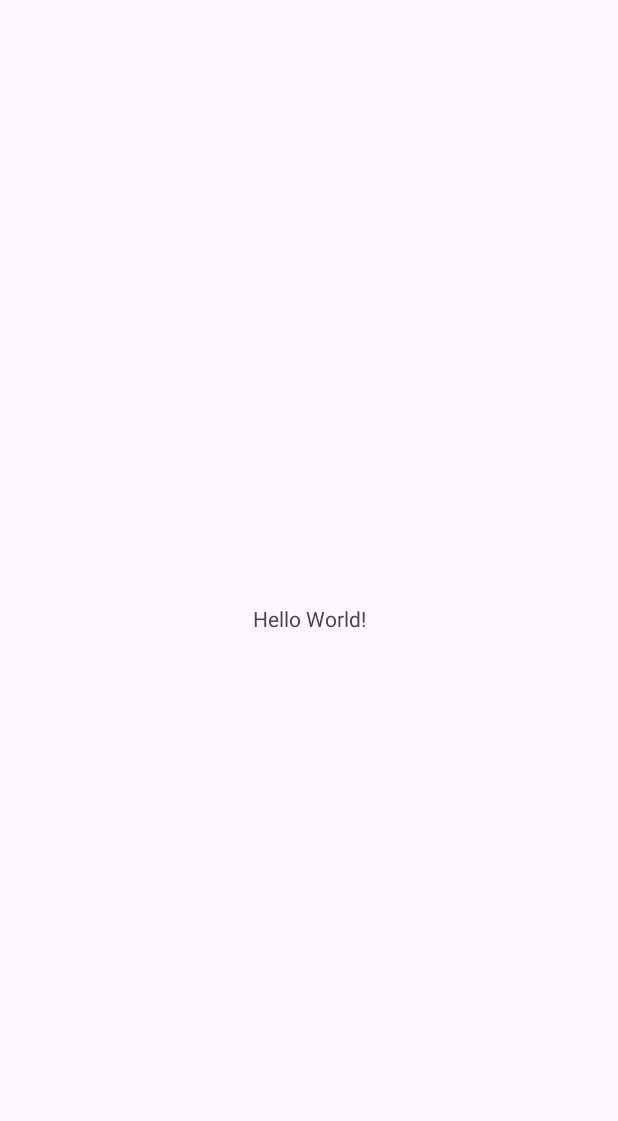
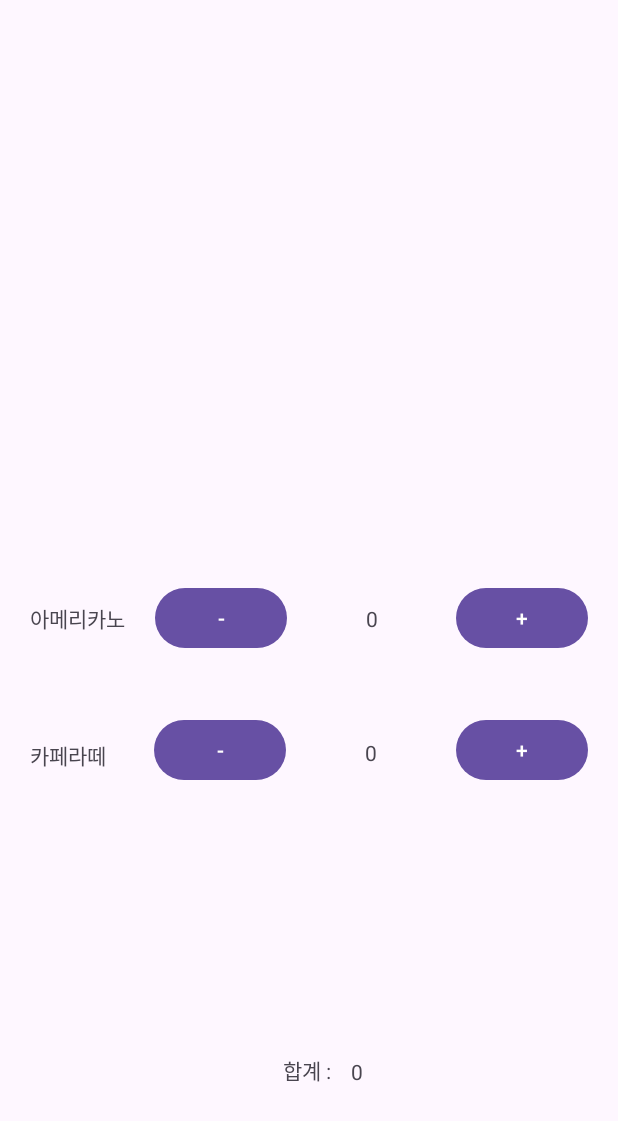
Before and after one commit to heojuseon/mvp, an Android app: the screen it shows after launch (MainActivity), on a phone screen of 412 x 824 dp. Before the commit the part shown is almost empty. Shown: the top 1121 px of the screen. Run offline under Robolectric (Android 15) with nearby library versions, the phone set to English and light mode, and no system bars.

Commit message:
MVP_Pattern

```diff
--- a/app/src/main/AndroidManifest.xml
+++ b/app/src/main/AndroidManifest.xml
@@ -13,7 +13,7 @@
         android:theme="@style/Theme.MVP_Pattern"
         tools:targetApi="31">
         <activity
-            android:name=".MainActivity"
+            android:name=".view.MainActivity"
             android:exported="true">
             <intent-filter>
                 <action android:name="android.intent.action.MAIN" />
--- a/app/src/main/java/com/example/mvp_pattern/MainActivity.java
+++ /dev/null
@@ -1,14 +0,0 @@
-package com.example.mvp_pattern;
-
-import androidx.appcompat.app.AppCompatActivity;
-
-import android.os.Bundle;
-
-public class MainActivity extends AppCompatActivity {
-
-    @Override
-    protected void onCreate(Bundle savedInstanceState) {
-        super.onCreate(savedInstanceState);
-        setContentView(R.layout.activity_main);
-    }
-}
--- /dev/null
+++ b/app/src/main/java/com/example/mvp_pattern/model/Americano.java
@@ -0,0 +1,10 @@
+package com.example.mvp_pattern.model;
+
+public class Americano extends Beverage{
+    public static final int PRICE = 1500;
+
+    public Americano() {   //Americano 생성자
+        super(PRICE);    //자신이 상속받은 부모의 생성자 호출 -> Beverage
+    }
+
+}
--- /dev/null
+++ b/app/src/main/java/com/example/mvp_pattern/model/Beverage.java
@@ -0,0 +1,45 @@
+package com.example.mvp_pattern.model;
+
+public class Beverage {
+    int price;
+    int quantity;
+
+    public Beverage(int price) {
+        this.price = price;
+        this.quantity = 0;
+    }
+
+    public int getPrice() {
+        return price;
+    }
+
+    public void setPrice(int price) {
+        this.price = price;
+    }
+
+    public int getQuantity() {
+        return quantity;
+    }
+
+    public void setQuantity(int quantity) {
+        this.quantity = quantity;
+    }
+
+
+    public void down() {
+        --quantity;
+        if (quantity < 0) {
+            quantity = 0;
+        }
+    }
+
+
+    public void up() {
+        ++quantity;
+    }
+
+
+    public int calculateTotalPrice() {
+        return price * quantity;
+    }
+}
--- /dev/null
+++ b/app/src/main/java/com/example/mvp_pattern/model/CafeLatte.java
@@ -0,0 +1,8 @@
+package com.example.mvp_pattern.model;
+
+public class CafeLatte extends Beverage{
+    public static final int PRICE = 2500;
+    public CafeLatte() {
+        super(PRICE);
+    }
+}
--- /dev/null
+++ b/app/src/main/java/com/example/mvp_pattern/presenter/MainPresenter.java
@@ -0,0 +1,84 @@
+package com.example.mvp_pattern.presenter;
+
+
+import com.example.mvp_pattern.model.Americano;
+import com.example.mvp_pattern.model.Beverage;
+import com.example.mvp_pattern.model.CafeLatte;
+import com.example.mvp_pattern.model.TotalPrice;
+import com.example.mvp_pattern.view.MainView;
+
+//Presenter 은 MVC 의 Controller 와 유사한 역할을 수행
+//1. 메뉴(아메리카노) 수량 증감 요청(Model 에 요청)
+//2. UI 갱신을 위한 수량 변경 정보 전달(View 에 전달)
+//3. 수량 증감에 따른 합계 가격 증감 요청(Model 에 요청)
+//4. UI 갱신을 위한 수량 변경에 따른 합계 가격 정보 전달(View 에 전달)
+public class MainPresenter implements Presenter{    //View interface를 전달 받는다.
+    MainView mainView;
+    Beverage americanoModel, latteModel;
+    TotalPrice totalModel;
+
+    public MainPresenter(MainView mainView) {
+        this.mainView = mainView;
+        this.americanoModel = new Americano();
+        this.latteModel = new CafeLatte();
+        this.totalModel = new TotalPrice();
+    }
+
+
+    @Override
+    public void upAmericano() { //아메리카노 수량 증가 버튼 입력이 들어왔을 때 View가 호출할 함수
+        americanoModel.up();
+        mainView.setAmericanoCounterText(americanoModel.getQuantity());
+//        updateTotalPriceAdd(americanoModel.getPrice());
+        updateTotalPrice();
+    }
+
+
+    @Override
+    public void downAmericano() {   //아메리카노 수량 감소 버튼 입력이 들어왔을 때 View가 호출할 함수
+        americanoModel.down();
+        mainView.setAmericanoCounterText((americanoModel.getQuantity()));
+//        updateTotalPriceSub(americanoModel.getPrice());
+        updateTotalPrice();
+    }
+
+    @Override
+    public void upLatte() {
+        latteModel.up();
+        mainView.setLatteCounterText(latteModel.getQuantity());
+        updateTotalPrice();
+    }
+
+    @Override
+    public void downLatte() {
+        latteModel.down();
+        mainView.setLatteCounterText(latteModel.getQuantity());
+        updateTotalPrice();
+    }
+
+
+    private void updateTotalPrice() {
+//        int total_result = americanoModel.calculateTotalPrice() + latteModel.calculateTotalPrice();
+//        totalModel.setTotalPrice(total_result);
+//        mainView.setTotalPriceText(totalModel.getTotalPrice());
+
+        int americanoTotalPrice = americanoModel.calculateTotalPrice();
+        int latteTotalPrice = latteModel.calculateTotalPrice();
+        int total_result = americanoTotalPrice + latteTotalPrice;
+        totalModel.setTotalPrice(total_result);
+        mainView.setTotalPriceText(total_result);
+    }
+
+
+
+
+//    private void updateTotalPriceAdd(int price) {   //아메리카노,카페라떼 수량 증가 시 합계 가격 데이터 변경 및 UI 반영 요청을 위한 함수
+//        totalModel.Americano_increaseTotalPrice(price);
+//        mainView.setTotalPriceText(totalModel.getTotalPrice());
+//    }
+//    private void updateTotalPriceSub(int price) {   //아메리카노, 카페라떼 수량 감소 시 합계 가격 데이터 변경 및 UI 반영 요청을 위한 함수
+//        totalModel.Americano_decreaseTotalPrice(price);
+//        mainView.setTotalPriceText(totalModel.getTotalPrice());
+//    }
+
+}
--- /dev/null
+++ b/app/src/main/java/com/example/mvp_pattern/presenter/Presenter.java
@@ -0,0 +1,9 @@
+package com.example.mvp_pattern.presenter;
+
+public interface Presenter {
+
+    void upAmericano();    //UI 갱신을 위한 아메리카노 수량 증가 정보 전달(추상화)
+    void downAmericano();  //UI 갱신을 위한 아메리카노 수량 감소 정보 전달(추상화)
+    void upLatte();
+    void downLatte();
+}
--- /dev/null
+++ b/app/src/main/java/com/example/mvp_pattern/view/MainActivity.java
@@ -0,0 +1,87 @@
+package com.example.mvp_pattern.view;
+
+import androidx.appcompat.app.AppCompatActivity;
+
+import android.os.Bundle;
+import android.view.View;
+import android.widget.TextView;
+
+import com.example.mvp_pattern.R;
+import com.example.mvp_pattern.model.Americano;
+import com.example.mvp_pattern.model.CafeLatte;
+import com.example.mvp_pattern.model.TotalPrice;
+import com.example.mvp_pattern.presenter.MainPresenter;
+
+public class MainActivity extends AppCompatActivity implements MainView{
+
+    TextView americano_count, total_result, latte_count;
+    MainPresenter presenter;
+
+    @Override
+    protected void onCreate(Bundle savedInstanceState) {
+        super.onCreate(savedInstanceState);
+        setContentView(R.layout.activity_main);
+
+
+//        Americano americano = new Americano();
+//        CafeLatte cafeLatte = new CafeLatte();
+//        TotalPrice totalPrice = new TotalPrice();
+//
+        americano_count = findViewById(R.id.americano_count);
+        latte_count = findViewById(R.id.latte_count);
+        total_result = findViewById(R.id.total_result);
+
+        presenter = new MainPresenter(this);
+
+        findViewById(R.id.up_btn).setOnClickListener(new View.OnClickListener() {
+            @Override
+            public void onClick(View view) {
+
+                presenter.upAmericano();
+
+            }
+        });
+
+        findViewById(R.id.down_btn).setOnClickListener(new View.OnClickListener() {
+            @Override
+            public void onClick(View view) {
+
+                presenter.downAmericano();
+            }
+        });
+
+
+        findViewById(R.id.latte_up).setOnClickListener(new View.OnClickListener() {
+            @Override
+            public void onClick(View view) {
+
+                presenter.upLatte();
+            }
+        });
+
+        findViewById(R.id.latte_down).setOnClickListener(new View.OnClickListener() {
+            @Override
+            public void onClick(View view) {
+
+                presenter.downLatte();
+            }
+        });
+
+    }
+
+    @Override
+    public void setAmericanoCounterText(int quantity) {
+        americano_count.setText(String.valueOf(quantity));
+    }
+    @Override
+    public void setLatteCounterText(int quantity) {
+        latte_count.setText(String.valueOf(quantity));
+    }
+    @Override
+    public void setTotalPriceText(int totalPrice) {
+        total_result.setText(String.valueOf(totalPrice));
+    }
+
+
+
+}
--- /dev/null
+++ b/app/src/main/java/com/example/mvp_pattern/view/MainView.java
@@ -0,0 +1,11 @@
+package com.example.mvp_pattern.view;
+
+
+//Presenter 가  UI 갱신 요청을 위해 View 를 호출할 때 필요한 동작을 OrderView interface 를 만들어 정의 한다.
+//갱신할 UI는 아메리카노 수량과 합계 가격 두 가지 이다. Model 과는 직접적 으로 상호작용하지 않고 Presenter 가 연결 역할을 한다.
+public interface MainView {
+    void setAmericanoCounterText(int quantity); //아메리카노 수량 UI 반영(추상화)
+    void setLatteCounterText(int quantity); //Latte 수량
+    void setTotalPriceText(int totalPrice); //합계 가격 UI 반영(추상화)
+
+}
--- a/app/src/main/res/layout/activity_main.xml
+++ b/app/src/main/res/layout/activity_main.xml
@@ -4,15 +4,107 @@
     xmlns:tools="http://schemas.android.com/tools"
     android:layout_width="match_parent"
     android:layout_height="match_parent"
-    tools:context=".MainActivity">
+    tools:context=".view.MainActivity">
 
     <TextView
+        android:id="@+id/Americano"
         android:layout_width="wrap_content"
         android:layout_height="wrap_content"
-        android:text="Hello World!"
+        android:layout_marginStart="20dp"
+        android:text="아메리카노"
         app:layout_constraintBottom_toBottomOf="parent"
-        app:layout_constraintEnd_toEndOf="parent"
         app:layout_constraintStart_toStartOf="parent"
         app:layout_constraintTop_toTopOf="parent" />
 
+    <Button
+        android:id="@+id/down_btn"
+        android:layout_width="wrap_content"
+        android:layout_height="wrap_content"
+        android:layout_marginStart="20dp"
+        android:text="-"
+        app:layout_constraintBottom_toBottomOf="parent"
+        app:layout_constraintStart_toEndOf="@+id/Americano"
+        app:layout_constraintTop_toTopOf="parent" />
+
+    <TextView
+        android:id="@+id/americano_count"
+        android:layout_width="wrap_content"
+        android:layout_height="wrap_content"
+        android:text="0"
+        app:layout_constraintBottom_toBottomOf="parent"
+        app:layout_constraintEnd_toStartOf="@+id/up_btn"
+        app:layout_constraintStart_toEndOf="@+id/down_btn"
+        app:layout_constraintTop_toTopOf="parent" />
+
+    <Button
+        android:id="@+id/up_btn"
+        android:layout_width="wrap_content"
+        android:layout_height="wrap_content"
+        android:layout_marginEnd="20dp"
+        android:text="+"
+        app:layout_constraintBottom_toBottomOf="parent"
+        app:layout_constraintEnd_toEndOf="parent"
+        app:layout_constraintTop_toTopOf="parent" />
+
+    <TextView
+        android:id="@+id/total"
+        android:layout_width="wrap_content"
+        android:layout_height="wrap_content"
+        android:layout_marginBottom="100dp"
+        android:text="합계 : "
+        app:layout_constraintBottom_toBottomOf="parent"
+        app:layout_constraintEnd_toEndOf="parent"
+        app:layout_constraintStart_toStartOf="parent" />
+
+    <TextView
+        android:id="@+id/total_result"
+        android:layout_width="wrap_content"
+        android:layout_height="wrap_content"
+        android:text="0"
+        app:layout_constraintBottom_toBottomOf="parent"
+        app:layout_constraintStart_toEndOf="@+id/total"
+        android:layout_marginBottom="100dp"
+        android:layout_marginStart="10dp"/>
+
+    <TextView
+        android:id="@+id/CafeLatte"
+        android:layout_width="wrap_content"
+        android:layout_height="wrap_content"
+        android:layout_marginStart="20dp"
+        android:layout_marginTop="70dp"
+        android:text="카페라떼"
+        app:layout_constraintStart_toStartOf="parent"
+        app:layout_constraintTop_toBottomOf="@+id/Americano" />
+
+    <Button
+        android:id="@+id/latte_up"
+        android:layout_width="wrap_content"
+        android:layout_height="wrap_content"
+        android:layout_marginTop="40dp"
+        android:layout_marginEnd="20dp"
+        android:text="+"
+        app:layout_constraintEnd_toEndOf="parent"
+        app:layout_constraintTop_toBottomOf="@+id/up_btn" />
+
+    <Button
+        android:id="@+id/latte_down"
+        android:layout_width="wrap_content"
+        android:layout_height="wrap_content"
+        android:layout_marginStart="32dp"
+        android:layout_marginTop="40dp"
+        android:text="-"
+        app:layout_constraintStart_toEndOf="@+id/CafeLatte"
+        app:layout_constraintTop_toBottomOf="@+id/down_btn" />
+
+    <TextView
+        android:id="@+id/latte_count"
+        android:layout_width="wrap_content"
+        android:layout_height="wrap_content"
+        android:layout_marginTop="70dp"
+        android:text="0"
+        app:layout_constraintEnd_toStartOf="@+id/latte_up"
+        app:layout_constraintStart_toEndOf="@+id/latte_down"
+        app:layout_constraintTop_toBottomOf="@+id/americano_count" />
+
+
 </androidx.constraintlayout.widget.ConstraintLayout>
```
Also changed, not shown: app/src/main/java/com/example/mvp_pattern/model/TotalPrice.java (added, +59 -0 lines).
